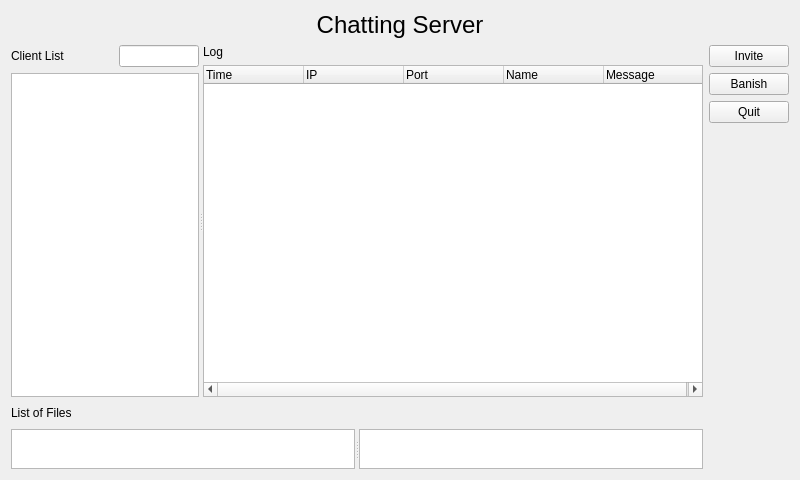
ChunJeong27/CRMMiniProject, file serverform.ui: the form before one commit.
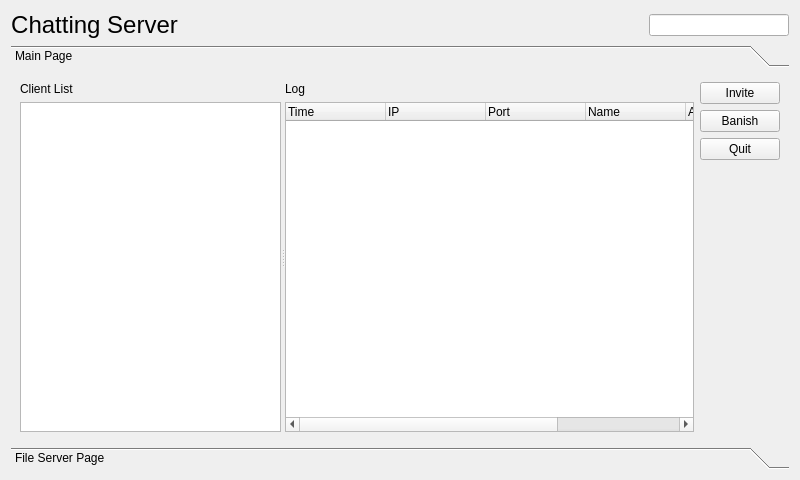
The form after the commit.

```diff
--- a/serverform.ui
+++ b/serverform.ui
@@ -15,6 +15,8 @@
   </property>
   <layout class="QVBoxLayout" name="verticalLayout_5">
    <item>
+    <layout class="QHBoxLayout" name="horizontalLayout">
+     <item>
     <widget class="QLabel" name="label">
      <property name="font">
       <font>
@@ -30,10 +32,55 @@
     </widget>
    </item>
    <item>
+      <spacer name="horizontalSpacer">
+       <property name="orientation">
+        <enum>Qt::Horizontal</enum>
+       </property>
+       <property name="sizeHint" stdset="0">
+        <size>
+         <width>40</width>
+         <height>20</height>
+        </size>
+       </property>
+      </spacer>
+     </item>
+     <item>
+      <widget class="QLineEdit" name="portNumLineEdit">
+       <property name="maximumSize">
+        <size>
+         <width>140</width>
+         <height>16777215</height>
+        </size>
+       </property>
+       <property name="alignment">
+        <set>Qt::AlignRight|Qt::AlignTrailing|Qt::AlignVCenter</set>
+       </property>
+       <property name="readOnly">
+        <bool>true</bool>
+       </property>
+      </widget>
+     </item>
+    </layout>
+   </item>
+   <item>
+    <widget class="QToolBox" name="toolBox">
+     <property name="currentIndex">
+      <number>0</number>
+     </property>
+     <widget class="QWidget" name="page">
+      <property name="geometry">
+       <rect>
+        <x>0</x>
+        <y>0</y>
+        <width>776</width>
+        <height>400</height>
+       </rect>
+      </property>
+      <attribute name="label">
+       <string>Main Page</string>
+      </attribute>
     <layout class="QHBoxLayout" name="horizontalLayout_2">
      <item>
-      <layout class="QVBoxLayout" name="verticalLayout_4">
-       <item>
         <widget class="QSplitter" name="splitter">
          <property name="orientation">
           <enum>Qt::Horizontal</enum>
@@ -41,8 +88,6 @@
          <widget class="QWidget" name="">
           <layout class="QVBoxLayout" name="verticalLayout_2">
            <item>
-            <layout class="QHBoxLayout" name="horizontalLayout">
-             <item>
               <widget class="QLabel" name="label_3">
                <property name="text">
                 <string>Client List</string>
@@ -50,24 +95,6 @@
               </widget>
              </item>
              <item>
-              <widget class="QLineEdit" name="portNumLineEdit">
-               <property name="maximumSize">
-                <size>
-                 <width>80</width>
-                 <height>16777215</height>
-                </size>
-               </property>
-               <property name="alignment">
-                <set>Qt::AlignRight|Qt::AlignTrailing|Qt::AlignVCenter</set>
-               </property>
-               <property name="readOnly">
-                <bool>true</bool>
-               </property>
-              </widget>
-             </item>
-            </layout>
-           </item>
-           <item>
             <widget class="QListWidget" name="clientListWidget"/>
            </item>
           </layout>
@@ -85,10 +112,13 @@
             <widget class="QTreeWidget" name="logTreeWidget">
              <property name="minimumSize">
               <size>
-               <width>500</width>
+               <width>400</width>
                <height>0</height>
               </size>
              </property>
+             <property name="rootIsDecorated">
+              <bool>false</bool>
+             </property>
              <column>
               <property name="text">
                <string>Time</string>
@@ -109,6 +139,11 @@
                <string>Name</string>
               </property>
              </column>
+             <column>
+              <property name="text">
+               <string>Action</string>
+              </property>
+             </column>
              <column>
               <property name="text">
                <string>Message</string>
@@ -121,44 +156,6 @@
         </widget>
        </item>
        <item>
-        <widget class="QLabel" name="label_4">
-         <property name="maximumSize">
-          <size>
-           <width>16777215</width>
-           <height>20</height>
-          </size>
-         </property>
-         <property name="text">
-          <string>List of Files</string>
-         </property>
-        </widget>
-       </item>
-       <item>
-        <widget class="QSplitter" name="splitter_2">
-         <property name="orientation">
-          <enum>Qt::Horizontal</enum>
-         </property>
-         <widget class="QListWidget" name="fileListWidget">
-          <property name="maximumSize">
-           <size>
-            <width>16777215</width>
-            <height>40</height>
-           </size>
-          </property>
-         </widget>
-         <widget class="QTextEdit" name="textEdit">
-          <property name="maximumSize">
-           <size>
-            <width>16777215</width>
-            <height>40</height>
-           </size>
-          </property>
-         </widget>
-        </widget>
-       </item>
-      </layout>
-     </item>
-     <item>
       <layout class="QVBoxLayout" name="verticalLayout_3">
        <item>
         <layout class="QGridLayout" name="gridLayout">
@@ -201,6 +198,43 @@
       </layout>
      </item>
     </layout>
+     </widget>
+     <widget class="QWidget" name="page_2">
+      <property name="geometry">
+       <rect>
+        <x>0</x>
+        <y>0</y>
+        <width>776</width>
+        <height>354</height>
+       </rect>
+      </property>
+      <attribute name="label">
+       <string>File Server Page</string>
+      </attribute>
+      <layout class="QVBoxLayout" name="verticalLayout_6">
+       <item>
+        <layout class="QVBoxLayout" name="verticalLayout_4">
+         <item>
+          <widget class="QLabel" name="label_4">
+           <property name="text">
+            <string>List of Files</string>
+           </property>
+          </widget>
+         </item>
+         <item>
+          <widget class="QSplitter" name="splitter_2">
+           <property name="orientation">
+            <enum>Qt::Horizontal</enum>
+           </property>
+           <widget class="QListWidget" name="fileListWidget"/>
+           <widget class="QTextEdit" name="textEdit"/>
+          </widget>
+         </item>
+        </layout>
+       </item>
+      </layout>
+     </widget>
+    </widget>
    </item>
   </layout>
  </widget>
```
Lines whose indentation alone changed are shown as unchanged.
